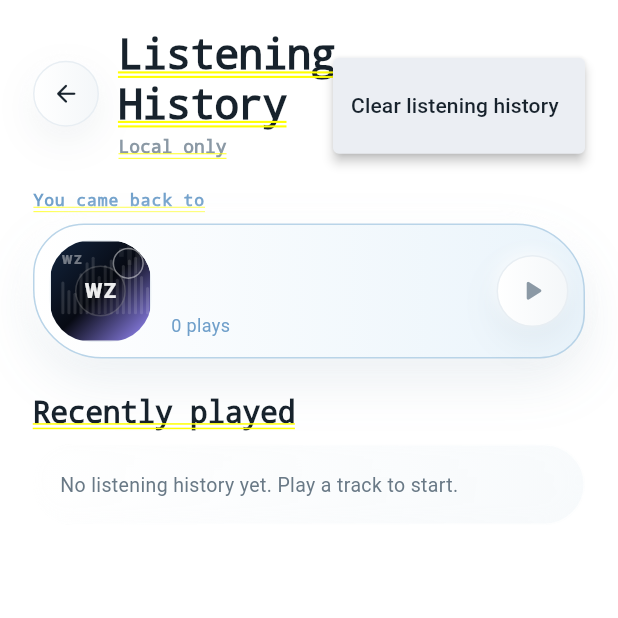
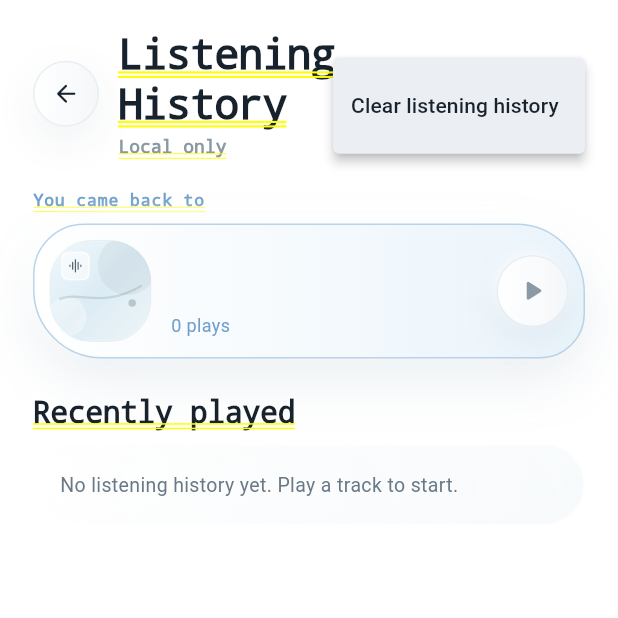
Before and after one commit to omarkhair70-droid/wavezero, a Flutter app: the WzListeningHistoryPage screen opened directly with empty values, after a tap on the "keyboard control" icon, on a phone screen of 412 x 824 dp, the top half of it. Run offline on Flutter 3.47's test engine with Material 3 defaults, Android fonts, the phone set to English and light mode, and no system bars; our stand-ins replace shared_preferences; accounts and stored records are empty; network calls fail.

Commit message:
Build Now Playing 2.0 interactions and artwork

```diff
--- a/apps/flutter/wavezero_app/lib/shared/widgets/wavezero_artwork.dart
+++ b/apps/flutter/wavezero_app/lib/shared/widgets/wavezero_artwork.dart
@@ -26,14 +26,17 @@ class WzWaveZeroCoverArt extends StatelessWidget {
   Widget build(BuildContext context) {
     final seedText = [trackId, title, artist, mood].whereType<String>().join('|');
     final seed = _stableArtworkSeed(seedText.isEmpty ? 'wavezero' : seedText);
-    final colors = _coverColors(seed, mood ?? title ?? 'wavezero');
-    final initials = _coverInitials(title, artist);
+    final palette = _coverColors(seed, mood ?? title ?? 'wavezero');
+    final ink = palette.last;
+    final cleanTitle = title?.trim();
+    final cleanArtist = artist?.trim();
+
     return DecoratedBox(
       decoration: BoxDecoration(
         gradient: LinearGradient(
           begin: Alignment.topLeft,
           end: Alignment.bottomRight,
-          colors: colors,
+          colors: palette.take(3).toList(growable: false),
         ),
       ),
       child: Stack(
@@ -41,72 +44,64 @@ class WzWaveZeroCoverArt extends StatelessWidget {
         children: [
           Positioned.fill(
             child: CustomPaint(
-              painter: _WaveZeroCoverPainter(
-                seed: seed,
-                color: Colors.white.withOpacity(compact ? 0.13 : 0.16),
-              ),
-            ),
-          ),
-          Positioned(
-            top: -size * 0.14,
-            right: -size * 0.12,
-            child: Icon(
-              Icons.graphic_eq,
-              size: size * 0.48,
-              color: Colors.white.withOpacity(0.07),
+              painter: _WaveZeroCoverPainter(seed: seed, color: ink),
             ),
           ),
           Positioned(
             left: size * 0.10,
             top: size * 0.10,
-            child: Text(
-              'WZ',
-              style: TextStyle(
-                color: Colors.white.withOpacity(0.42),
-                fontSize: math.max(8, size * 0.09),
-                fontWeight: FontWeight.w900,
-                letterSpacing: 1.2,
+            child: Container(
+              width: size * (compact ? 0.28 : 0.22),
+              height: size * (compact ? 0.28 : 0.22),
+              alignment: Alignment.center,
+              decoration: BoxDecoration(
+                color: Colors.white.withValues(alpha: 0.56),
+                borderRadius: BorderRadius.circular(size * 0.07),
+                border: Border.all(color: Colors.white.withValues(alpha: 0.72)),
+              ),
+              child: Icon(
+                Icons.graphic_eq_rounded,
+                size: size * (compact ? 0.16 : 0.12),
+                color: ink.withValues(alpha: 0.78),
               ),
             ),
           ),
-          Center(
-            child: Container(
-              width: size * (compact ? 0.50 : 0.46),
-              height: size * (compact ? 0.50 : 0.46),
-              alignment: Alignment.center,
-              decoration: BoxDecoration(
-                shape: BoxShape.circle,
-                color: Colors.black.withOpacity(0.22),
-                border: Border.all(color: Colors.white.withOpacity(0.18)),
-              ),
-              child: Text(
-                initials,
-                maxLines: 1,
-                overflow: TextOverflow.clip,
-                style: TextStyle(
-                  color: Colors.white.withOpacity(0.92),
-                  fontSize: math.max(13, size * (compact ? 0.20 : 0.16)),
-                  fontWeight: FontWeight.w900,
-                  letterSpacing: 0.8,
-                ),
-              ),
-            ),
-          ),
-          if (!compact && mood != null && mood!.trim().isNotEmpty)
+          if (!compact)
             Positioned(
-              left: size * 0.09,
-              right: size * 0.09,
-              bottom: size * 0.08,
-              child: Text(
-                mood!,
-                maxLines: 1,
-                overflow: TextOverflow.ellipsis,
-                textAlign: TextAlign.center,
-                style: TextStyle(
-                  color: Colors.white.withOpacity(0.72),
-                  fontSize: math.max(9, size * 0.08),
-                  fontWeight: FontWeight.w700,
-                ),
+              left: size * 0.10,
+              right: size * 0.10,
+              bottom: size * 0.10,
+              child: Column(
+                crossAxisAlignment: CrossAxisAlignment.start,
+                mainAxisSize: MainAxisSize.min,
+                children: [
+                  if (cleanTitle != null && cleanTitle.isNotEmpty)
+                    Text(
+                      cleanTitle,
+                      maxLines: 2,
+                      overflow: TextOverflow.ellipsis,
+                      style: TextStyle(
+                        color: ink.withValues(alpha: 0.90),
+                        fontSize: math.max(13, size * 0.072),
+                        height: 1.04,
+                        fontWeight: FontWeight.w800,
+                        letterSpacing: -0.35,
+                      ),
+                    ),
+                  if (cleanArtist != null && cleanArtist.isNotEmpty) ...[
+                    SizedBox(height: size * 0.025),
+                    Text(
+                      cleanArtist,
+                      maxLines: 1,
+                      overflow: TextOverflow.ellipsis,
+                      style: TextStyle(
+                        color: ink.withValues(alpha: 0.56),
+                        fontSize: math.max(9, size * 0.041),
+                        fontWeight: FontWeight.w600,
+                      ),
+                    ),
+                  ],
+                ],
               ),
             ),
         ],
@@ -180,27 +175,41 @@ class _WaveZeroCoverPainter extends CustomPainter {
 
   @override
   void paint(Canvas canvas, Size size) {
-    final paint = Paint()
-      ..color = color
+    final wash = Paint()..color = color.withValues(alpha: 0.055);
+    final accent = Paint()
+      ..color = color.withValues(alpha: 0.14)
+      ..style = PaintingStyle.stroke
+      ..strokeWidth = math.max(1.5, size.width * 0.012)
       ..strokeCap = StrokeCap.round;
-    final bars = 9 + (seed % 7);
-    final width = size.width / (bars * 1.8);
-    for (var i = 0; i < bars; i++) {
-      final value = ((seed >> (i % 16)) & 0x0F) / 15.0;
-      final height = size.height * (0.16 + value * 0.42);
-      final x = size.width * 0.12 + i * width * 1.65;
-      final y = size.height * 0.72;
-      paint.strokeWidth = math.max(2, width * 0.52);
-      canvas.drawLine(Offset(x, y), Offset(x, y - height), paint);
-    }
-    final ringPaint = Paint()
-      ..color = color.withOpacity(0.45)
-      ..style = PaintingStyle.stroke
-      ..strokeWidth = math.max(1, size.width * 0.012);
+
     canvas.drawCircle(
-      Offset(size.width * 0.78, size.height * 0.22),
-      size.width * (0.12 + (seed % 5) * 0.015),
-      ringPaint,
+      Offset(size.width * (0.75 + (seed % 5) * 0.012), size.height * 0.24),
+      size.width * 0.30,
+      wash,
+    );
+    canvas.drawCircle(
+      Offset(size.width * 0.16, size.height * 0.76),
+      size.width * 0.20,
+      Paint()..color = Colors.white.withValues(alpha: 0.32),
+    );
+
+    final path = Path()
+      ..moveTo(size.width * 0.09, size.height * 0.58)
+      ..cubicTo(
+        size.width * 0.30,
+        size.height * (0.48 + (seed % 4) * 0.018),
+        size.width * 0.52,
+        size.height * 0.68,
+        size.width * 0.91,
+        size.height * 0.45,
+      );
+    canvas.drawPath(path, accent);
+
+    final dot = Paint()..color = color.withValues(alpha: 0.23);
+    canvas.drawCircle(
+      Offset(size.width * 0.82, size.height * 0.62),
+      math.max(2.5, size.width * 0.022),
+      dot,
     );
   }
 
@@ -220,35 +229,20 @@ int _stableArtworkSeed(String value) {
 
 List<Color> _coverColors(int seed, String hint) {
   final normalized = hint.toLowerCase();
-  if (normalized.contains('folk') ||
-      normalized.contains('acoustic') ||
-      normalized.contains('calm')) {
-    return const [Color(0xFF243B30), Color(0xFF0B1019), Color(0xFFB98E54)];
+  if (normalized.contains('folk') || normalized.contains('acoustic') || normalized.contains('calm')) {
+    return const [Color(0xFFF8F3E9), Color(0xFFECE4D2), Color(0xFFD6E2D7), Color(0xFF26362E)];
   }
   if (normalized.contains('hip') || normalized.contains('beat')) {
-    return const [Color(0xFF311B52), Color(0xFF070A13), Color(0xFFFF7A59)];
+    return const [Color(0xFFF6F0FF), Color(0xFFE6DDF8), Color(0xFFF5DDE5), Color(0xFF332B46)];
   }
-  if (normalized.contains('ambient') ||
-      normalized.contains('focus') ||
-      normalized.contains('instrumental')) {
-    return const [Color(0xFF102A43), Color(0xFF070A13), Color(0xFF36D7FF)];
+  if (normalized.contains('ambient') || normalized.contains('focus') || normalized.contains('instrumental')) {
+    return const [Color(0xFFF0F8FC), Color(0xFFDDECF4), Color(0xFFE8F0FA), Color(0xFF203744)];
   }
   final palettes = const <List<Color>>[
-    [Color(0xFF2D1B5F), Color(0xFF070A13), Color(0xFF36D7FF)],
-    [Color(0xFF12243D), Color(0xFF070A13), Color(0xFF9A8CFF)],
-    [Color(0xFF3A1935), Color(0xFF080A12), Color(0xFFFF6B8A)],
-    [Color(0xFF18362F), Color(0xFF070A13), Color(0xFF38D996)],
+    [Color(0xFFF7F4FF), Color(0xFFECE7FA), Color(0xFFF4EEF8), Color(0xFF342E45)],
+    [Color(0xFFF0F8FC), Color(0xFFDCECF4), Color(0xFFEEF5F8), Color(0xFF243B48)],
+    [Color(0xFFFFF5EF), Color(0xFFF8E4D9), Color(0xFFF7EEE8), Color(0xFF4A342D)],
+    [Color(0xFFF1F8F4), Color(0xFFDDEEE5), Color(0xFFF0F6F2), Color(0xFF294038)],
   ];
   return palettes[seed % palettes.length];
 }
-
-String _coverInitials(String? title, String? artist) {
-  String firstLetter(String? value) {
-    final trimmed = value?.trim();
-    if (trimmed == null || trimmed.isEmpty) return '';
-    return String.fromCharCode(trimmed.runes.first).toUpperCase();
-  }
-
-  final result = '${firstLetter(title)}${firstLetter(artist)}';
-  return result.trim().isEmpty ? 'WZ' : result;
-}
```
Also changed, not shown: apps/flutter/wavezero_app/lib/features/playback/consumer_player.dart (+121 -141 lines), 3 other files.
